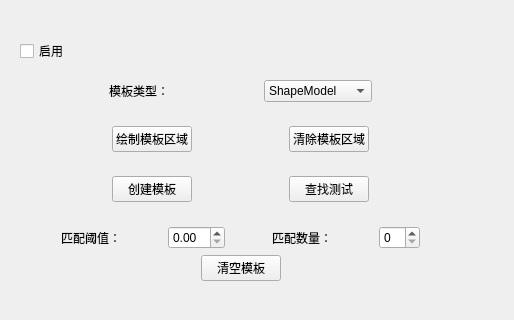
Above: ui/tabs/template_tab.ui from xiaoyuan1021/MyTool before the change. Below: the same form after it.
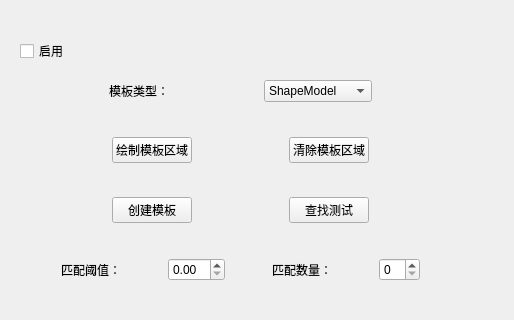
That is the form after the change.

Patch:
```diff
--- a/ui/tabs/template_tab.ui
+++ b/ui/tabs/template_tab.ui
@@ -370,41 +370,7 @@
      </layout>
     </item>
     <item>
-     <layout class="QHBoxLayout" name="horizontalLayout_7">
-      <item>
-       <spacer name="horizontalSpacer_36">
-        <property name="orientation">
-         <enum>Qt::Orientation::Horizontal</enum>
-        </property>
-        <property name="sizeHint" stdset="0">
-         <size>
-          <width>40</width>
-          <height>20</height>
-         </size>
-        </property>
-       </spacer>
-      </item>
-      <item>
-       <widget class="QPushButton" name="btn_clearAllTemplates">
-        <property name="text">
-         <string>清空模板</string>
-        </property>
-       </widget>
-      </item>
-      <item>
-       <spacer name="horizontalSpacer_37">
-        <property name="orientation">
-         <enum>Qt::Orientation::Horizontal</enum>
-        </property>
-        <property name="sizeHint" stdset="0">
-         <size>
-          <width>40</width>
-          <height>20</height>
-         </size>
-        </property>
-       </spacer>
-      </item>
-     </layout>
+     <layout class="QHBoxLayout" name="horizontalLayout_7"/>
     </item>
    </layout>
   </widget>
```
